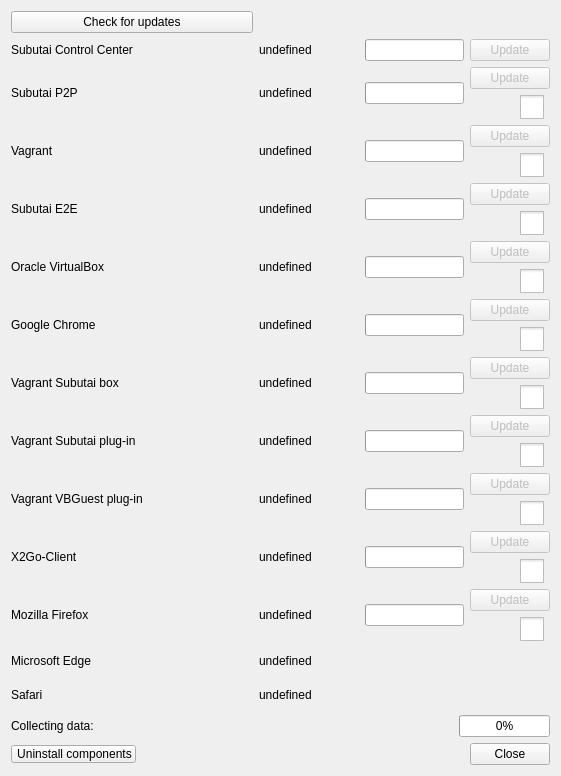
Old version of the form hub/forms/DlgAbout.ui in the repository subutai-io/control-center.
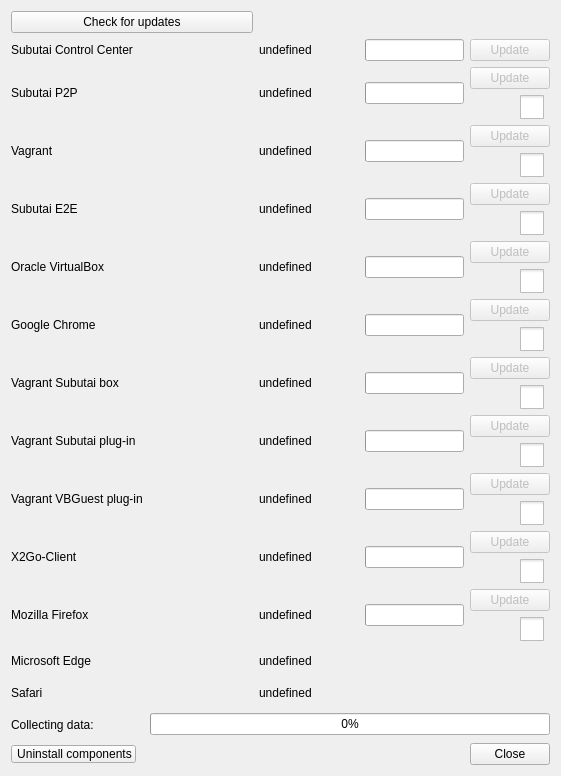
New version of the form. Icons and pictures are not drawn.

What changed in the file:
```diff
--- a/hub/forms/DlgAbout.ui
+++ b/hub/forms/DlgAbout.ui
@@ -44,14 +44,7 @@
    <item>
     <layout class="QGridLayout" name="gridLayout_3" rowstretch="10,0,0">
      <item row="2" column="0">
-      <layout class="QGridLayout" name="gridLayout" columnstretch="1,0">
-       <item row="0" column="0">
-        <widget class="QLabel" name="lbl_about_init">
-         <property name="text">
-          <string>Collecting data:</string>
-         </property>
-        </widget>
-       </item>
+      <layout class="QGridLayout" name="gridLayout" columnstretch="0,0">
        <item row="0" column="1">
         <widget class="QProgressBar" name="pb_initialization_progress">
          <property name="maximum">
@@ -62,6 +55,22 @@
          </property>
         </widget>
        </item>
+       <item row="0" column="0">
+        <widget class="QLabel" name="lbl_about_init">
+         <property name="enabled">
+          <bool>true</bool>
+         </property>
+         <property name="minimumSize">
+          <size>
+           <width>133</width>
+           <height>25</height>
+          </size>
+         </property>
+         <property name="text">
+          <string>Collecting data:</string>
+         </property>
+        </widget>
+       </item>
       </layout>
      </item>
      <item row="0" column="0">
```
